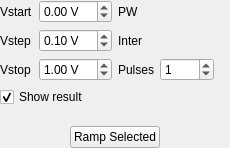
Before: the Qt Designer form arc2control/modules/curvetracer/uis/curvetracer.ui in arc-instruments/arc2control, drawn with Qt 5.
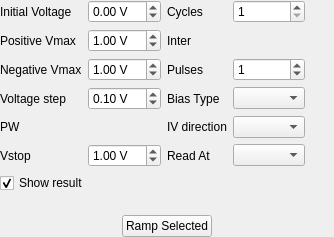
After: the same form once the commit is applied. Custom widgets are drawn as their Qt base class.

Commit message: Initial implementation of Curve Tracing

The edit to the form file:
```diff
--- a/arc2control/modules/curvetracer/uis/curvetracer.ui
+++ b/arc2control/modules/curvetracer/uis/curvetracer.ui
@@ -6,8 +6,8 @@
    <rect>
     <x>0</x>
     <y>0</y>
-    <width>230</width>
-    <height>148</height>
+    <width>334</width>
+    <height>237</height>
    </rect>
   </property>
   <property name="windowTitle">
@@ -26,103 +26,7 @@
    <property name="bottomMargin">
     <number>0</number>
    </property>
-   <item row="1" column="3">
-    <widget class="DurationWidget" name="rampInterDurationWidget" native="true"/>
-   </item>
-   <item row="2" column="2">
-    <widget class="QLabel" name="label_14">
-     <property name="sizePolicy">
-      <sizepolicy hsizetype="Maximum" vsizetype="Preferred">
-       <horstretch>1</horstretch>
-       <verstretch>0</verstretch>
-      </sizepolicy>
-     </property>
-     <property name="text">
-      <string>Pulses</string>
-     </property>
-    </widget>
-   </item>
-   <item row="2" column="1">
-    <widget class="QDoubleSpinBox" name="rampVStopSpinBox">
-     <property name="sizePolicy">
-      <sizepolicy hsizetype="Minimum" vsizetype="Fixed">
-       <horstretch>1</horstretch>
-       <verstretch>0</verstretch>
-      </sizepolicy>
-     </property>
-     <property name="suffix">
-      <string> V</string>
-     </property>
-     <property name="minimum">
-      <double>-10.000000000000000</double>
-     </property>
-     <property name="maximum">
-      <double>10.000000000000000</double>
-     </property>
-     <property name="singleStep">
-      <double>0.100000000000000</double>
-     </property>
-     <property name="value">
-      <double>1.000000000000000</double>
-     </property>
-    </widget>
-   </item>
-   <item row="0" column="2">
-    <widget class="QLabel" name="label_12">
-     <property name="sizePolicy">
-      <sizepolicy hsizetype="Maximum" vsizetype="Preferred">
-       <horstretch>1</horstretch>
-       <verstretch>0</verstretch>
-      </sizepolicy>
-     </property>
-     <property name="text">
-      <string>PW</string>
-     </property>
-    </widget>
-   </item>
-   <item row="2" column="3">
-    <widget class="QSpinBox" name="rampPulsesSpinBox">
-     <property name="sizePolicy">
-      <sizepolicy hsizetype="Minimum" vsizetype="Fixed">
-       <horstretch>1</horstretch>
-       <verstretch>0</verstretch>
-      </sizepolicy>
-     </property>
-     <property name="minimum">
-      <number>0</number>
-     </property>
-     <property name="maximum">
-      <number>1000</number>
-     </property>
-     <property name="value">
-      <number>1</number>
-     </property>
-    </widget>
-   </item>
-   <item row="3" column="0" colspan="2">
-    <widget class="QCheckBox" name="showResultCheckBox">
-     <property name="text">
-      <string>Show result</string>
-     </property>
-     <property name="checked">
-      <bool>true</bool>
-     </property>
-    </widget>
-   </item>
-   <item row="0" column="0">
-    <widget class="QLabel" name="label_9">
-     <property name="sizePolicy">
-      <sizepolicy hsizetype="Maximum" vsizetype="Preferred">
-       <horstretch>1</horstretch>
-       <verstretch>0</verstretch>
-      </sizepolicy>
-     </property>
-     <property name="text">
-      <string>Vstart</string>
-     </property>
-    </widget>
-   </item>
-   <item row="4" column="0">
+   <item row="12" column="0">
     <spacer name="verticalSpacer">
      <property name="orientation">
       <enum>Qt::Vertical</enum>
@@ -135,103 +39,14 @@
      </property>
     </spacer>
    </item>
-   <item row="1" column="2">
-    <widget class="QLabel" name="label_13">
-     <property name="sizePolicy">
-      <sizepolicy hsizetype="Maximum" vsizetype="Preferred">
-       <horstretch>1</horstretch>
-       <verstretch>0</verstretch>
-      </sizepolicy>
-     </property>
-     <property name="text">
-      <string>Inter</string>
-     </property>
-    </widget>
-   </item>
-   <item row="0" column="3">
-    <widget class="DurationWidget" name="rampPwDurationWidget" native="true">
-     <property name="sizePolicy">
-      <sizepolicy hsizetype="Preferred" vsizetype="Preferred">
-       <horstretch>1</horstretch>
-       <verstretch>0</verstretch>
-      </sizepolicy>
-     </property>
-    </widget>
-   </item>
    <item row="1" column="0">
-    <widget class="QLabel" name="label_10">
-     <property name="sizePolicy">
-      <sizepolicy hsizetype="Maximum" vsizetype="Preferred">
-       <horstretch>1</horstretch>
-       <verstretch>0</verstretch>
-      </sizepolicy>
-     </property>
+    <widget class="QLabel" name="label">
      <property name="text">
-      <string>Vstep</string>
+      <string>Positive Vmax</string>
      </property>
     </widget>
    </item>
-   <item row="2" column="0">
-    <widget class="QLabel" name="label_11">
-     <property name="sizePolicy">
-      <sizepolicy hsizetype="Maximum" vsizetype="Preferred">
-       <horstretch>1</horstretch>
-       <verstretch>0</verstretch>
-      </sizepolicy>
-     </property>
-     <property name="text">
-      <string>Vstop</string>
-     </property>
-    </widget>
-   </item>
-   <item row="0" column="1">
-    <widget class="QDoubleSpinBox" name="rampVStartSpinBox">
-     <property name="sizePolicy">
-      <sizepolicy hsizetype="Minimum" vsizetype="Fixed">
-       <horstretch>1</horstretch>
-       <verstretch>0</verstretch>
-      </sizepolicy>
-     </property>
-     <property name="suffix">
-      <string> V</string>
-     </property>
-     <property name="minimum">
-      <double>-10.000000000000000</double>
-     </property>
-     <property name="maximum">
-      <double>10.000000000000000</double>
-     </property>
-     <property name="singleStep">
-      <double>0.100000000000000</double>
-     </property>
-    </widget>
-   </item>
-   <item row="1" column="1">
-    <widget class="QDoubleSpinBox" name="rampVStepSpinBox">
-     <property name="sizePolicy">
-      <sizepolicy hsizetype="Minimum" vsizetype="Fixed">
-       <horstretch>1</horstretch>
-       <verstretch>0</verstretch>
-      </sizepolicy>
-     </property>
-     <property name="suffix">
-      <string> V</string>
-     </property>
-     <property name="minimum">
-      <double>0.000000000000000</double>
-     </property>
-     <property name="maximum">
-      <double>10.000000000000000</double>
-     </property>
-     <property name="singleStep">
-      <double>0.100000000000000</double>
-     </property>
-     <property name="value">
-      <double>0.100000000000000</double>
-     </property>
-    </widget>
-   </item>
-   <item row="2" column="4">
+   <item row="6" column="4">
     <spacer name="horizontalSpacer_2">
      <property name="orientation">
       <enum>Qt::Horizontal</enum>
@@ -244,7 +59,72 @@
      </property>
     </spacer>
    </item>
-   <item row="5" column="0" colspan="5">
+   <item row="0" column="1">
+    <widget class="QDoubleSpinBox" name="rampVStartSpinBox">
+     <property name="sizePolicy">
+      <sizepolicy hsizetype="Minimum" vsizetype="Fixed">
+       <horstretch>1</horstretch>
+       <verstretch>0</verstretch>
+      </sizepolicy>
+     </property>
+     <property name="suffix">
+      <string> V</string>
+     </property>
+     <property name="minimum">
+      <double>-10.000000000000000</double>
+     </property>
+     <property name="maximum">
+      <double>10.000000000000000</double>
+     </property>
+     <property name="singleStep">
+      <double>0.100000000000000</double>
+     </property>
+    </widget>
+   </item>
+   <item row="11" column="0" colspan="2">
+    <widget class="QCheckBox" name="showResultCheckBox">
+     <property name="text">
+      <string>Show result</string>
+     </property>
+     <property name="checked">
+      <bool>true</bool>
+     </property>
+    </widget>
+   </item>
+   <item row="3" column="1">
+    <widget class="QDoubleSpinBox" name="rampVNegMaxSpinBox">
+     <property name="suffix">
+      <string> V</string>
+     </property>
+     <property name="maximum">
+      <double>10.000000000000000</double>
+     </property>
+     <property name="value">
+      <double>1.000000000000000</double>
+     </property>
+    </widget>
+   </item>
+   <item row="0" column="0">
+    <widget class="QLabel" name="label_9">
+     <property name="sizePolicy">
+      <sizepolicy hsizetype="Maximum" vsizetype="Preferred">
+       <horstretch>1</horstretch>
+       <verstretch>0</verstretch>
+      </sizepolicy>
+     </property>
+     <property name="text">
+      <string>Initial Voltage</string>
+     </property>
+    </widget>
+   </item>
+   <item row="3" column="0">
+    <widget class="QLabel" name="label_2">
+     <property name="text">
+      <string>Negative Vmax</string>
+     </property>
+    </widget>
+   </item>
+   <item row="13" column="0" colspan="5">
     <layout class="QHBoxLayout" name="horizontalLayout">
      <item>
       <spacer name="horizontalSpacer_3">
@@ -281,6 +161,216 @@
      </item>
     </layout>
    </item>
+   <item row="1" column="1">
+    <widget class="QDoubleSpinBox" name="rampVPosMaxSpinBox">
+     <property name="suffix">
+      <string> V</string>
+     </property>
+     <property name="minimum">
+      <double>0.000000000000000</double>
+     </property>
+     <property name="maximum">
+      <double>10.000000000000000</double>
+     </property>
+     <property name="value">
+      <double>1.000000000000000</double>
+     </property>
+    </widget>
+   </item>
+   <item row="4" column="1">
+    <widget class="QDoubleSpinBox" name="rampVStepSpinBox">
+     <property name="sizePolicy">
+      <sizepolicy hsizetype="Minimum" vsizetype="Fixed">
+       <horstretch>1</horstretch>
+       <verstretch>0</verstretch>
+      </sizepolicy>
+     </property>
+     <property name="suffix">
+      <string> V</string>
+     </property>
+     <property name="minimum">
+      <double>0.000000000000000</double>
+     </property>
+     <property name="maximum">
+      <double>10.000000000000000</double>
+     </property>
+     <property name="singleStep">
+      <double>0.100000000000000</double>
+     </property>
+     <property name="value">
+      <double>0.100000000000000</double>
+     </property>
+    </widget>
+   </item>
+   <item row="6" column="1">
+    <widget class="QDoubleSpinBox" name="rampVStopSpinBox">
+     <property name="sizePolicy">
+      <sizepolicy hsizetype="Minimum" vsizetype="Fixed">
+       <horstretch>1</horstretch>
+       <verstretch>0</verstretch>
+      </sizepolicy>
+     </property>
+     <property name="suffix">
+      <string> V</string>
+     </property>
+     <property name="minimum">
+      <double>-10.000000000000000</double>
+     </property>
+     <property name="maximum">
+      <double>10.000000000000000</double>
+     </property>
+     <property name="singleStep">
+      <double>0.100000000000000</double>
+     </property>
+     <property name="value">
+      <double>1.000000000000000</double>
+     </property>
+    </widget>
+   </item>
+   <item row="4" column="0">
+    <widget class="QLabel" name="label_10">
+     <property name="sizePolicy">
+      <sizepolicy hsizetype="Maximum" vsizetype="Preferred">
+       <horstretch>1</horstretch>
+       <verstretch>0</verstretch>
+      </sizepolicy>
+     </property>
+     <property name="text">
+      <string>Voltage step</string>
+     </property>
+    </widget>
+   </item>
+   <item row="6" column="0">
+    <widget class="QLabel" name="label_11">
+     <property name="sizePolicy">
+      <sizepolicy hsizetype="Maximum" vsizetype="Preferred">
+       <horstretch>1</horstretch>
+       <verstretch>0</verstretch>
+      </sizepolicy>
+     </property>
+     <property name="text">
+      <string>Vstop</string>
+     </property>
+    </widget>
+   </item>
+   <item row="0" column="2">
+    <widget class="QLabel" name="label_3">
+     <property name="text">
+      <string>Cycles</string>
+     </property>
+    </widget>
+   </item>
+   <item row="0" column="3">
+    <widget class="QSpinBox" name="rampCyclesSpinBox">
+     <property name="minimum">
+      <number>1</number>
+     </property>
+     <property name="maximum">
+      <number>1000</number>
+     </property>
+    </widget>
+   </item>
+   <item row="5" column="0">
+    <widget class="QLabel" name="label_12">
+     <property name="sizePolicy">
+      <sizepolicy hsizetype="Maximum" vsizetype="Preferred">
+       <horstretch>1</horstretch>
+       <verstretch>0</verstretch>
+      </sizepolicy>
+     </property>
+     <property name="text">
+      <string>PW</string>
+     </property>
+    </widget>
+   </item>
+   <item row="5" column="1">
+    <widget class="DurationWidget" name="rampPwDurationWidget" native="true">
+     <property name="sizePolicy">
+      <sizepolicy hsizetype="Preferred" vsizetype="Preferred">
+       <horstretch>1</horstretch>
+       <verstretch>0</verstretch>
+      </sizepolicy>
+     </property>
+    </widget>
+   </item>
+   <item row="1" column="2">
+    <widget class="QLabel" name="label_13">
+     <property name="sizePolicy">
+      <sizepolicy hsizetype="Maximum" vsizetype="Preferred">
+       <horstretch>1</horstretch>
+       <verstretch>0</verstretch>
+      </sizepolicy>
+     </property>
+     <property name="text">
+      <string>Inter</string>
+     </property>
+    </widget>
+   </item>
+   <item row="1" column="3">
+    <widget class="DurationWidget" name="rampInterDurationWidget" native="true"/>
+   </item>
+   <item row="3" column="2">
+    <widget class="QLabel" name="label_14">
+     <property name="sizePolicy">
+      <sizepolicy hsizetype="Maximum" vsizetype="Preferred">
+       <horstretch>1</horstretch>
+       <verstretch>0</verstretch>
+      </sizepolicy>
+     </property>
+     <property name="text">
+      <string>Pulses</string>
+     </property>
+    </widget>
+   </item>
+   <item row="3" column="3">
+    <widget class="QSpinBox" name="rampPulsesSpinBox">
+     <property name="sizePolicy">
+      <sizepolicy hsizetype="Minimum" vsizetype="Fixed">
+       <horstretch>1</horstretch>
+       <verstretch>0</verstretch>
+      </sizepolicy>
+     </property>
+     <property name="minimum">
+      <number>0</number>
+     </property>
+     <property name="maximum">
+      <number>1000</number>
+     </property>
+     <property name="value">
+      <number>1</number>
+     </property>
+    </widget>
+   </item>
+   <item row="4" column="2">
+    <widget class="QLabel" name="label_4">
+     <property name="text">
+      <string>Bias Type</string>
+     </property>
+    </widget>
+   </item>
+   <item row="4" column="3">
+    <widget class="QComboBox" name="biasTypeComboBox"/>
+   </item>
+   <item row="5" column="2">
+    <widget class="QLabel" name="label_5">
+     <property name="text">
+      <string>IV direction</string>
+     </property>
+    </widget>
+   </item>
+   <item row="5" column="3">
+    <widget class="QComboBox" name="ivTypeComboBox"/>
+   </item>
+   <item row="6" column="2">
+    <widget class="QLabel" name="label_6">
+     <property name="text">
+      <string>Read At</string>
+     </property>
+    </widget>
+   </item>
+   <item row="6" column="3">
+    <widget class="QComboBox" name="readAtComboBox"/>
+   </item>
   </layout>
  </widget>
  <customwidgets>
```
The commit also changes 1 other file.
